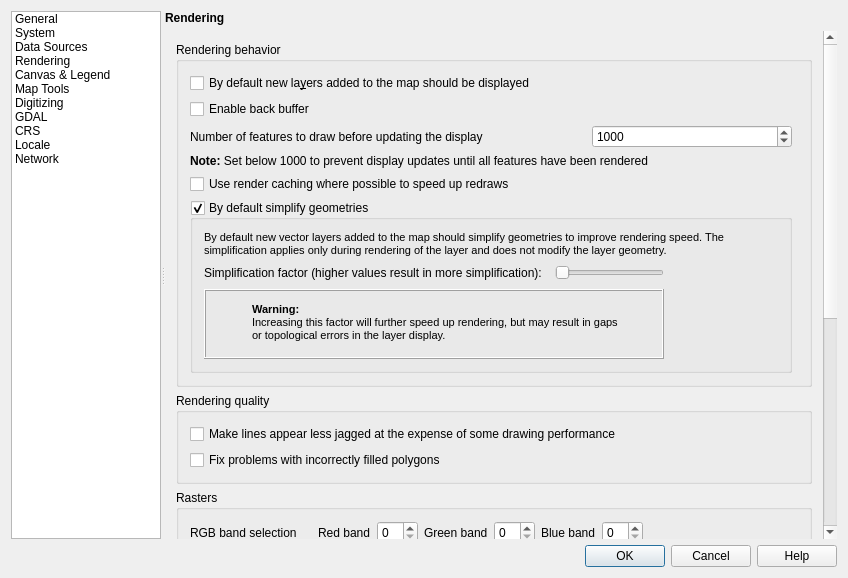
First picture: the form in src/ui/qgsoptionsbase.ui, repository carsmie/QGIS, before the edit.
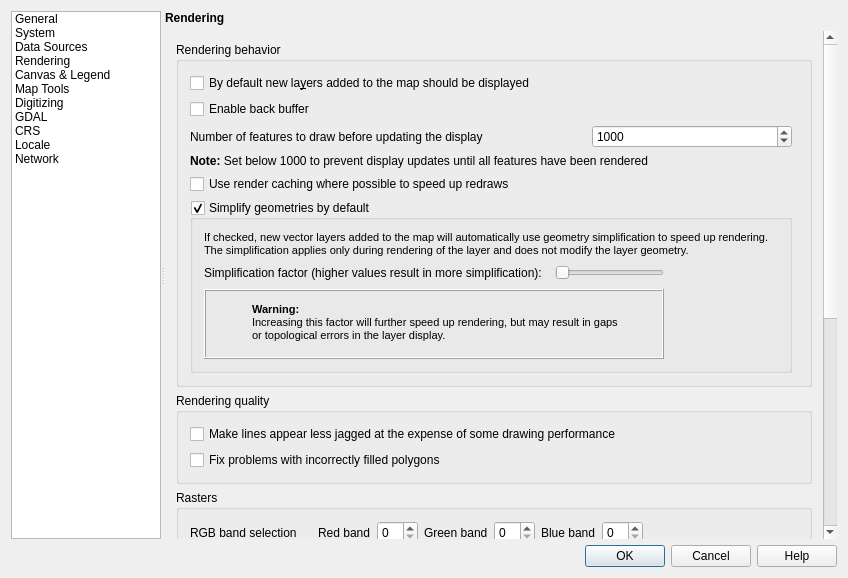
Second picture: the form after the edit. The open tabs and pages were chosen to show the change. Icons and pictures are not drawn. Custom widgets are drawn as their Qt base class.

What changed in the file:
```diff
--- a/src/ui/qgsoptionsbase.ui
+++ b/src/ui/qgsoptionsbase.ui
@@ -1652,7 +1652,7 @@
                    <item row="5" column="0">
                     <widget class="QGroupBox" name="mSimplifyDrawingGroupBox">
                      <property name="title">
-                      <string>By default simplify geometries</string>
+                      <string>Simplify geometries by default</string>
                      </property>
                      <property name="checkable">
                       <bool>true</bool>
@@ -1671,7 +1671,7 @@
 &lt;html&gt;&lt;head&gt;&lt;meta name=&quot;qrichtext&quot; content=&quot;1&quot; /&gt;&lt;style type=&quot;text/css&quot;&gt;
 p, li { white-space: pre-wrap; }
 &lt;/style&gt;&lt;/head&gt;&lt;body style=&quot; font-family:'MS Shell Dlg 2'; font-size:8.25pt; font-weight:400; font-style:normal;&quot;&gt;
-&lt;p style=&quot; margin-top:0px; margin-bottom:0px; margin-left:0px; margin-right:0px; -qt-block-indent:0; text-indent:0px;&quot;&gt;By default new vector layers added to the map should simplify geometries to improve rendering speed. The simplification applies only during rendering of the layer and does not modify the layer geometry.&lt;/p&gt;&lt;/body&gt;&lt;/html&gt;</string>
+&lt;p style=&quot; margin-top:0px; margin-bottom:0px; margin-left:0px; margin-right:0px; -qt-block-indent:0; text-indent:0px;&quot;&gt;If checked, new vector layers added to the map will automatically use geometry simplification to speed up rendering. The simplification applies only during rendering of the layer and does not modify the layer geometry.&lt;/p&gt;&lt;/body&gt;&lt;/html&gt;</string>
                         </property>
                         <property name="wordWrap">
                          <bool>true</bool>
```
